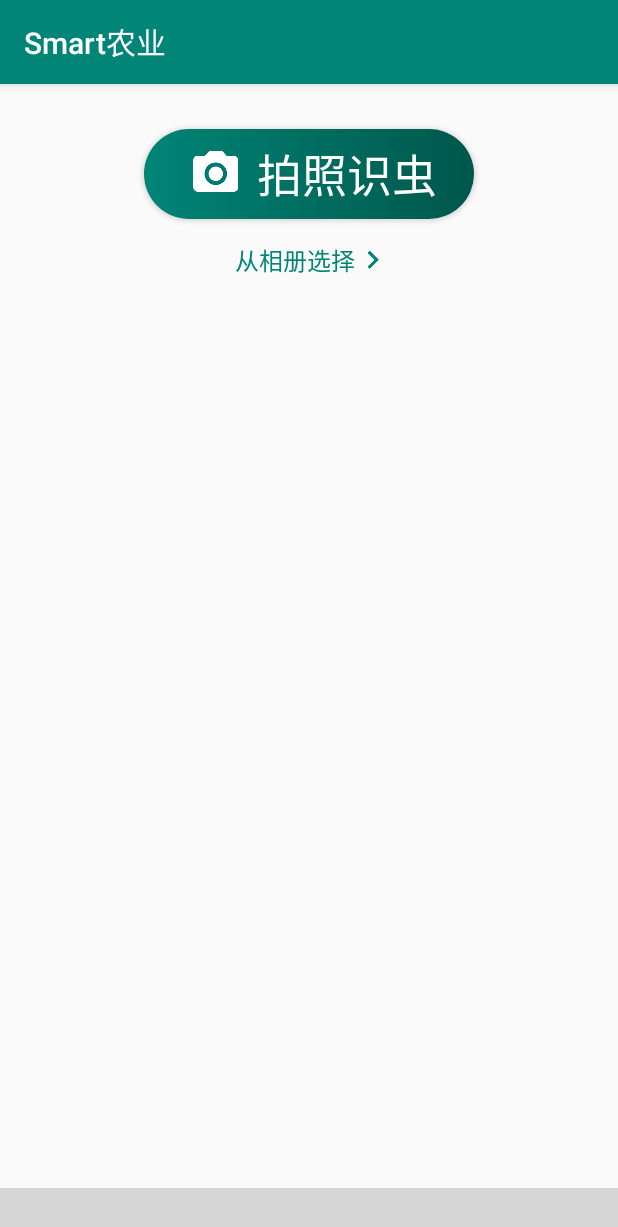
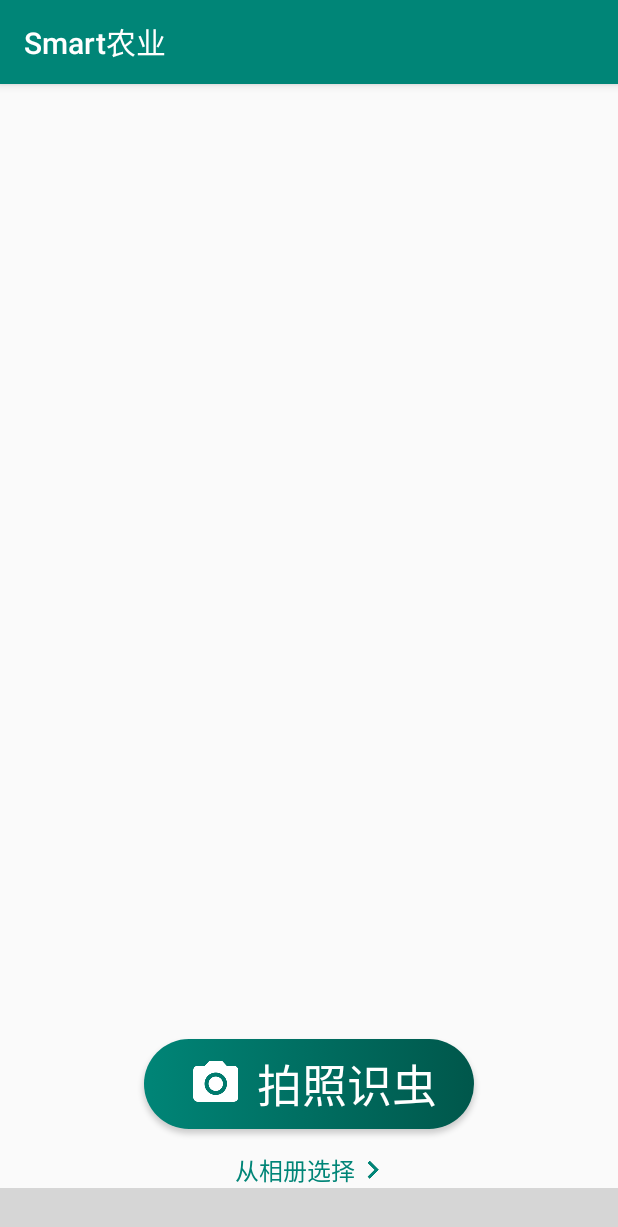
Before and after one commit to pengllrn/SmartAgriculture, an Android app: the screen it shows after launch (MainActivity), on a phone screen of 412 x 824 dp. Shown: the top 1227 px of the screen. Run offline under Robolectric (Android 15) with nearby library versions, the phone set to English and light mode, and no system bars; libraries missing offline, so code that uses them is left out: com.ashokvarma.bottomnavigation, com.jph.takephoto; 9 statements that could not run were skipped; grey boxes are pictures that could not be loaded.

```diff
--- a/App/src/main/res/layout/fragment_discovery.xml
+++ b/App/src/main/res/layout/fragment_discovery.xml
@@ -2,7 +2,13 @@
 <LinearLayout xmlns:android="http://schemas.android.com/apk/res/android"
               android:layout_width="match_parent"
               android:layout_height="match_parent"
-              android:orientation="vertical">
+              android:orientation="vertical"
+    android:gravity="bottom">
+
+    <ImageView
+        android:id="@+id/mImageIv"
+        android:layout_width="wrap_content"
+        android:layout_height="wrap_content"/>
 
     <Button
         android:id="@+id/mTakePhotoBt"
@@ -30,10 +36,7 @@
         android:gravity="center"
         android:paddingLeft="5dp"/>
 
-    <ImageView
-        android:id="@+id/mImageIv"
-        android:layout_width="wrap_content"
-        android:layout_height="wrap_content"/>
+
 
 
 </LinearLayout>
--- /dev/null
+++ b/BaseLibrary/src/main/res/anim/translate_in.xml
@@ -0,0 +1,10 @@
+<?xml version="1.0" encoding="utf-8"?>
+<set xmlns:android="http://schemas.android.com/apk/res/android">
+    <translate
+        android:fromXDelta="0"
+        android:toXDelta="0"
+        android:fromYDelta="100%"
+        android:toYDelta="0"
+        android:duration="800">
+    </translate>
+</set>
--- /dev/null
+++ b/BaseLibrary/src/main/res/anim/translate_out.xml
@@ -0,0 +1,10 @@
+<?xml version="1.0" encoding="utf-8"?>
+<set xmlns:android="http://schemas.android.com/apk/res/android">
+    <translate
+        android:fromXDelta="0"
+        android:toXDelta="0"
+        android:fromYDelta="0"
+        android:toYDelta="100%"
+        android:duration="200">
+    </translate>
+</set>
--- a/BaseLibrary/src/main/res/values/styles.xml
+++ b/BaseLibrary/src/main/res/values/styles.xml
@@ -7,4 +7,9 @@
     <style name="CustomActionModeStyle" parent="Base.Widget.AppCompat.ActionMode">
         <item name="background">@color/colorPrimaryDark</item>
     </style>
+
+    <style name="animTranslate">
+        <item name="android:windowEnterAnimation">@anim/translate_in</item>
+        <item name="android:windowExitAnimation">@anim/translate_out</item>
+    </style>
 </resources>
```
Also changed, not shown: App/src/main/java/com/main/ui/activity/TestTakePhoto.kt (deleted, +0 -13 lines), App/src/main/java/com/main/ui/fragment/DiscoveryFragment.kt (+52 -7 lines), App/src/main/res/layout/activity_test_take_photo.xml (deleted, +0 -10 lines), BaseLibrary/src/main/java/com/base/ui/view/CommonPopupWindow.kt (added, +49 -0 lines), BaseLibrary/src/main/res/layout/popupwindow_layout.xml (added, +8 -0 lines).
